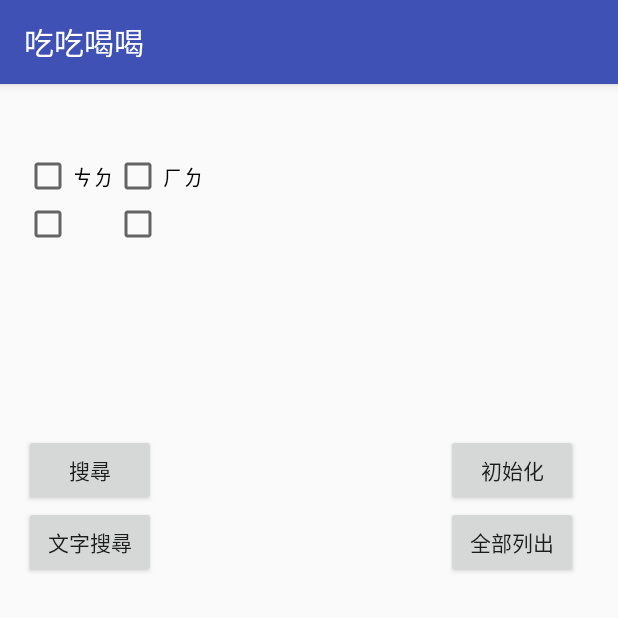
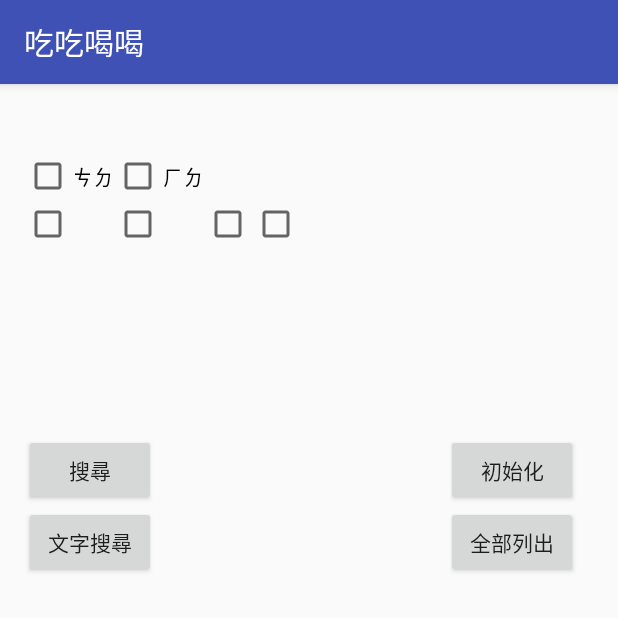
Before and after one commit to Kouheng/FCU_Topic_App, an Android app: the Linking screen opened directly, with no data from a screen before it, on a phone screen of 412 x 824 dp, the top half of it. Run offline under Robolectric (Android 15) with nearby library versions, the phone set to English and light mode, and no system bars; 31 statements that could not run were skipped.

```diff
--- a/MyApplication/app/src/main/res/layout/activity_main.xml
+++ b/MyApplication/app/src/main/res/layout/activity_main.xml
@@ -71,9 +71,23 @@
                 <CheckBox
                     android:layout_width="wrap_content"
                     android:layout_height="wrap_content"
-                    android:text=""
                     android:id="@+id/checkBox4"
-                    android:layout_column="1" />
+                    android:layout_column="1"
+                    android:checked="false" />
+
+                <CheckBox
+                    android:layout_width="wrap_content"
+                    android:layout_height="wrap_content"
+                    android:id="@+id/checkBox5"
+                    android:layout_column="2"
+                    android:checked="false" />
+
+                <CheckBox
+                    android:layout_width="wrap_content"
+                    android:layout_height="wrap_content"
+                    android:id="@+id/checkBox6"
+                    android:layout_column="3"
+                    android:checked="false" />
             </TableRow>
         </TableLayout>
 
```
Also changed, not shown: MyApplication/app/src/main/java/com/example/user/myapplication/Linking.java (+74 -26 lines).
